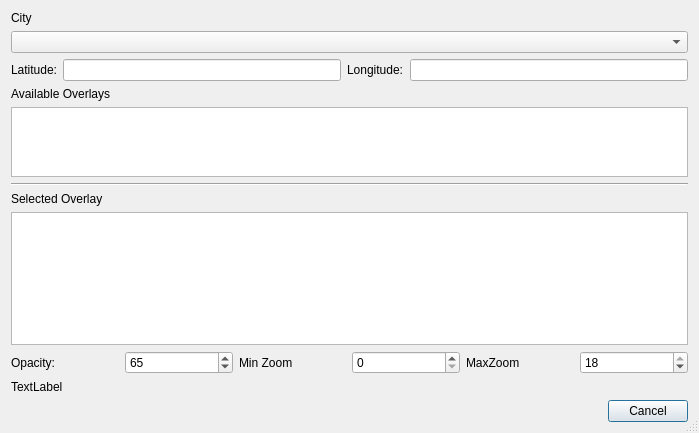
Above: ui/editcitydialog.ui from allenck/mapper before the change. Below: the same form after it.
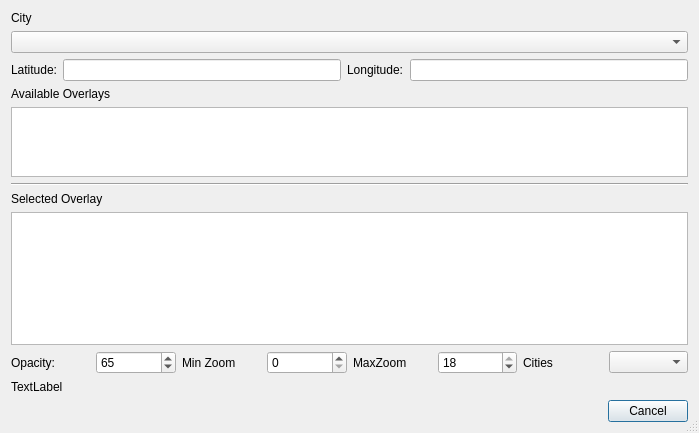
That is the form after the change. Custom widgets are drawn as their Qt base class.

Commit message: add combobox to select a city or all

The edit to the form file:
```diff
--- a/ui/editcitydialog.ui
+++ b/ui/editcitydialog.ui
@@ -140,6 +140,20 @@
        </property>
       </widget>
      </item>
+     <item>
+      <widget class="QLabel" name="label_9">
+       <property name="text">
+        <string>Cities</string>
+       </property>
+      </widget>
+     </item>
+     <item>
+      <widget class="QComboBox" name="cbCities">
+       <property name="toolTip">
+        <string>&lt;html&gt;&lt;head/&gt;&lt;body&gt;&lt;p&gt;Select which cities' overlays are to be visible.&lt;/p&gt;&lt;/body&gt;&lt;/html&gt;</string>
+       </property>
+      </widget>
+     </item>
     </layout>
    </item>
    <item>
```
The commit also changes 3 other files.
